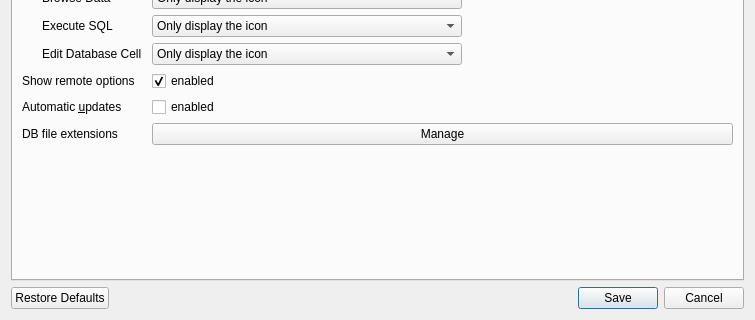
sqlitebrowser/sqlitebrowser, file src/PreferencesDialog.ui: the form before one commit; both pictures show x 0 to 755 and y 305 to 625 of the 755 by 625 pixel window.
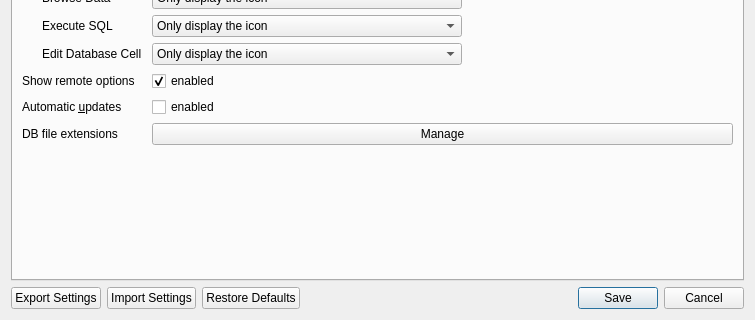
The form after the commit. Icons and pictures are not drawn. Custom widgets are drawn as their Qt base class.

Commit message:
Adjust the bottom buttons layout
This commit fixes an issue where the bottom buttons of
'PreferencesDialog' are positioned erratically on non-macOS platforms.
For further information, refer to 'Need Help' section of #2394 PR.

```diff
--- a/src/PreferencesDialog.ui
+++ b/src/PreferencesDialog.ui
@@ -1934,6 +1934,22 @@
     </widget>
    </item>
    <item>
+    <layout class="QHBoxLayout" name="horizontalLayout_bottomButtons">
+     <item>
+      <widget class="QPushButton" name="buttonExportSettings">
+       <property name="text">
+        <string>Export Settings</string>
+       </property>
+      </widget>
+     </item>
+     <item>
+      <widget class="QPushButton" name="buttonImportSettings">
+       <property name="text">
+        <string>Import Settings</string>
+       </property>
+      </widget>
+     </item>
+     <item>
     <widget class="QDialogButtonBox" name="buttonBox">
      <property name="orientation">
       <enum>Qt::Horizontal</enum>
@@ -1942,6 +1958,8 @@
       <set>QDialogButtonBox::Cancel|QDialogButtonBox::RestoreDefaults|QDialogButtonBox::Save</set>
      </property>
     </widget>
+     </item>
+    </layout>
    </item>
   </layout>
  </widget>
```
Lines whose indentation alone changed are shown as unchanged. The commit also changes 1 other file.
